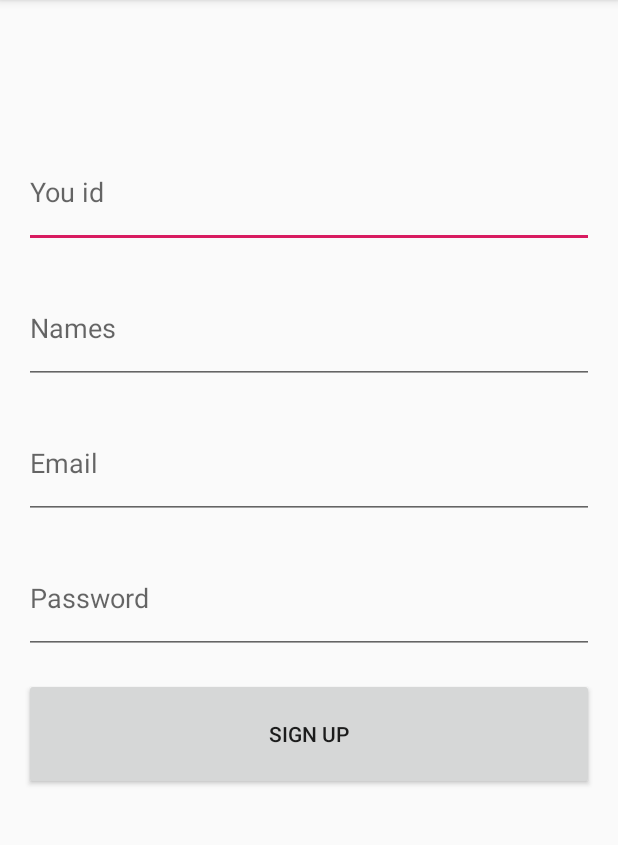
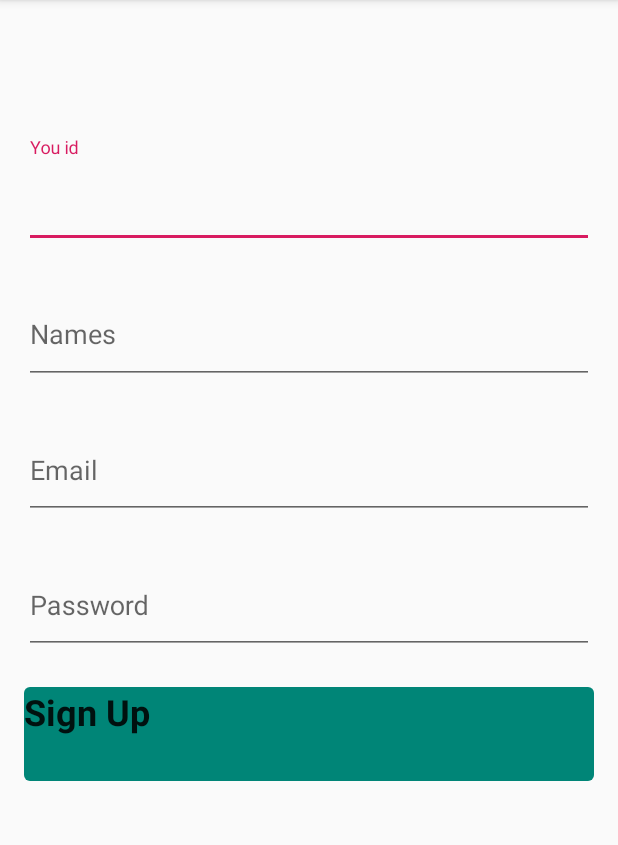
Before and after one commit to CrisOspina/banco-android, an Android app: the RegistrarseFragment screen opened directly, with no data from a screen before it, on a phone screen of 412 x 824 dp, the part 84-929 px from its top. Run offline under Robolectric (Android 15) with nearby library versions, the phone set to English and light mode, and no system bars; our stand-ins replace Volley.

Commit message:
[update] fields and button updated

```diff
--- a/web-service-banco/app/src/main/res/layout/fragment_registrarse.xml
+++ b/web-service-banco/app/src/main/res/layout/fragment_registrarse.xml
@@ -6,7 +6,6 @@
 	android:layout_width="match_parent"
 	android:layout_height="match_parent"
 	tools:context=".fragments.RegistrarseFragment">
-
 
 	<androidx.constraintlayout.widget.Guideline
 		android:id="@+id/guideline"
@@ -56,14 +55,21 @@
 		app:layout_constraintStart_toStartOf="parent"
 		app:layout_constraintTop_toTopOf="@+id/guideline">
 
-		<EditText
-			android:id="@+id/etIdent"
+		<com.google.android.material.textfield.TextInputLayout
+			android:id="@+id/etIdents"
 			android:layout_width="match_parent"
+			style="@style/Widget.Shrine.TextInputLayout"
 			android:layout_height="match_parent"
 			android:layout_weight="1"
 			android:ems="10"
 			android:hint="You id"
-			android:inputType="number" />
+			android:inputType="number" >
+			<com.google.android.material.textfield.TextInputEditText
+				android:id="@+id/etIdent"
+				android:layout_width="match_parent"
+				android:layout_height="match_parent"
+				android:inputType="text" />
+		</com.google.android.material.textfield.TextInputLayout>
 	</LinearLayout>
 
 	<LinearLayout
@@ -79,14 +85,21 @@
 		app:layout_constraintStart_toStartOf="parent"
 		app:layout_constraintTop_toTopOf="@+id/guideline2">
 
-		<EditText
-			android:id="@+id/etNombres"
+		<com.google.android.material.textfield.TextInputLayout
+			android:id="@+id/etNombress"
+			style="@style/Widget.Shrine.TextInputLayout"
 			android:layout_width="match_parent"
 			android:layout_height="match_parent"
 			android:layout_weight="1"
 			android:ems="10"
 			android:hint="Names"
-			android:inputType="textPersonName" />
+			android:inputType="textPersonName" >
+			<com.google.android.material.textfield.TextInputEditText
+				android:id="@+id/etNombres"
+				android:layout_width="match_parent"
+				android:layout_height="match_parent"
+				android:inputType="text"/>
+		</com.google.android.material.textfield.TextInputLayout>
 	</LinearLayout>
 
 	<LinearLayout
@@ -102,14 +115,21 @@
 		app:layout_constraintStart_toStartOf="parent"
 		app:layout_constraintTop_toTopOf="@+id/guideline3">
 
-		<EditText
-			android:id="@+id/etEmail"
+		<com.google.android.material.textfield.TextInputLayout
+			android:id="@+id/etEmails"
+			style="@style/Widget.Shrine.TextInputLayout"
 			android:layout_width="match_parent"
 			android:layout_height="match_parent"
 			android:layout_weight="1"
 			android:ems="10"
 			android:hint="Email"
-			android:inputType="textPersonName" />
+			android:inputType="textPersonName" >
+			<com.google.android.material.textfield.TextInputEditText
+				android:id="@+id/etEmail"
+				android:layout_width="match_parent"
+				android:layout_height="match_parent"
+				android:inputType="text"/>
+		</com.google.android.material.textfield.TextInputLayout>
 	</LinearLayout>
 
 	<LinearLayout
@@ -125,14 +145,21 @@
 		app:layout_constraintStart_toStartOf="parent"
 		app:layout_constraintTop_toTopOf="@+id/guideline4">
 
-		<EditText
-			android:id="@+id/etClave"
+		<com.google.android.material.textfield.TextInputLayout
+			android:id="@+id/etClaves"
+			style="@style/Widget.Shrine.TextInputLayout"
 			android:layout_width="match_parent"
 			android:layout_height="match_parent"
 			android:layout_weight="1"
 			android:ems="10"
 			android:hint="Password"
-			android:inputType="textPassword" />
+			android:inputType="textPassword" >
+			<com.google.android.material.textfield.TextInputEditText
+				android:id="@+id/etClave"
+				android:layout_width="match_parent"
+				android:layout_height="match_parent"
+				android:inputType="textPassword"/>
+		</com.google.android.material.textfield.TextInputLayout>
 	</LinearLayout>
 
 	<androidx.constraintlayout.widget.Guideline
@@ -162,12 +189,15 @@
 		app:layout_constraintStart_toStartOf="parent"
 		app:layout_constraintTop_toTopOf="@+id/guideline5">
 
-		<Button
+		<com.google.android.material.button.MaterialButton
 			android:id="@+id/btnRegistrarse"
+			style="@style/Widget.Shrine.Button.TextButton"
 			android:layout_width="match_parent"
 			android:layout_height="match_parent"
 			android:layout_weight="1"
-			android:text="Sign Up" />
+			android:text="Sign Up"
+			android:textSize="24sp"
+			android:textStyle="bold"/>
 	</LinearLayout>
 
 	<LinearLayout
```
